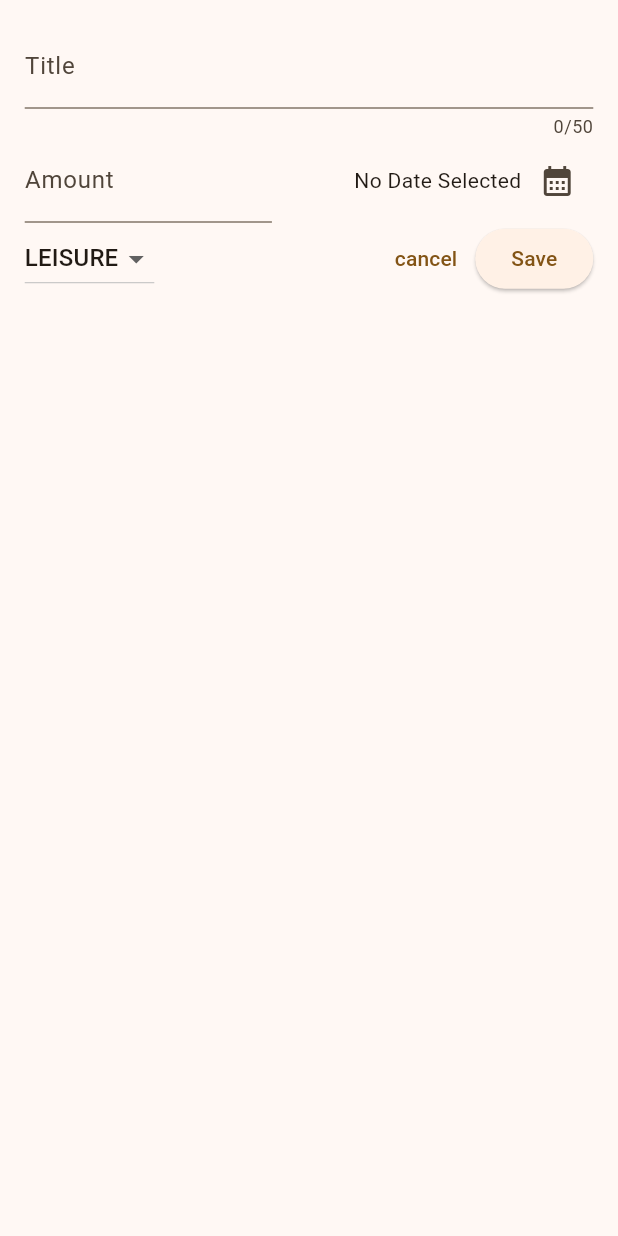
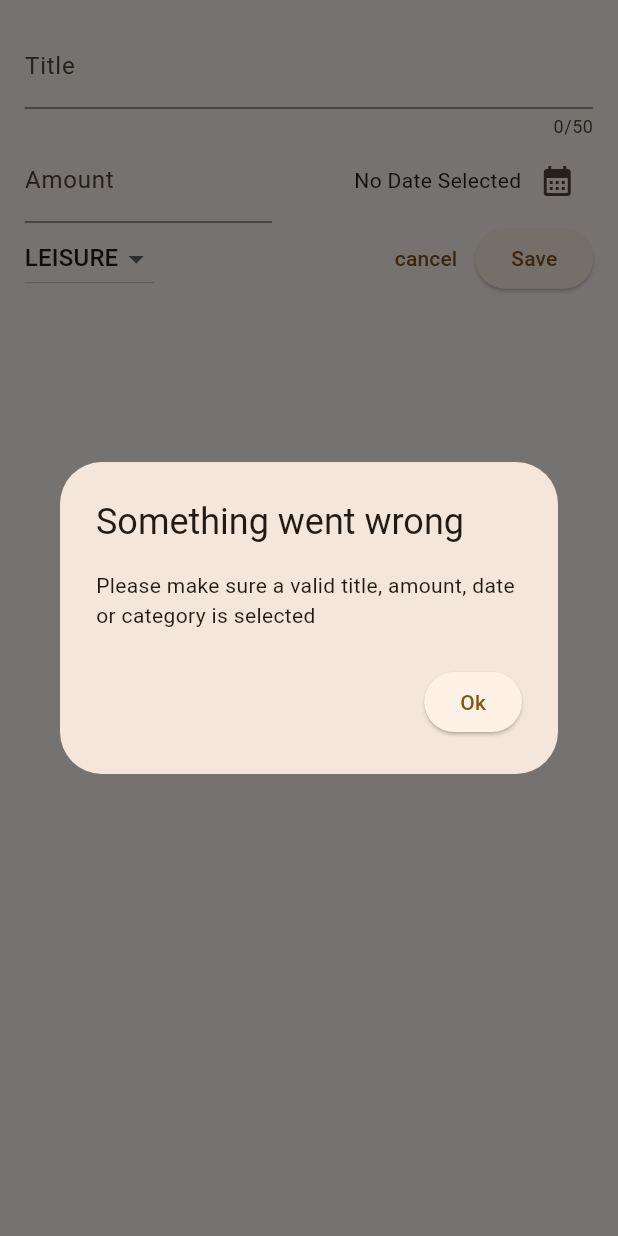
Before and after one commit to FaiziFlutter/expensetracker, a Flutter app: the NewExpense widget shown alone on an empty page, opened directly, after a tap on "Save", on a phone screen of 412 x 824 dp. Run offline on Flutter 3.47's test engine with Material 3 defaults, Android fonts, the phone set to English and light mode, and no system bars.

```diff
--- a/lib/widget/new_expense.dart
+++ b/lib/widget/new_expense.dart
@@ -5,8 +5,9 @@ import 'button.dart';
 import 'textfield.dart';
 
 class NewExpense extends StatefulWidget {
-  const NewExpense({super.key});
-
+  const NewExpense({
+    super.key,
+  });
   @override
   State<NewExpense> createState() => _NewExpenseState();
 }
@@ -17,11 +18,31 @@ class _NewExpenseState extends State<NewExpense> {
   DateTime? selectedDate;
   Category selectedCategory = Category.leisure;
 
-  @override
-  void dispose() {
-    titleController.dispose();
-    amountController.dispose();
-    super.dispose();
+  void _onExpenseSubmitted() {
+    final enteredAmount = double.tryParse(amountController.text);
+    final amountIsInvalid = enteredAmount == null || (enteredAmount <= 0);
+    if (titleController.text.trim().isEmpty ||
+        amountIsInvalid ||
+        selectedDate == null) {
+      showDialog(
+        context: context,
+        builder: (ctx) {
+          return AlertDialog(
+            title: Text('Something went wrong'),
+            content: Text(
+                'Please make sure a valid title, amount, date or category is selected '),
+            actions: [
+              CustomButton(
+                  onPressed: () {
+                    Navigator.pop(context);
+                  },
+                  data: 'Ok'),
+            ],
+          );
+        },
+      );
+      return;
+    }
   }
 
   _showDatePicker() async {
@@ -40,8 +61,15 @@ class _NewExpenseState extends State<NewExpense> {
   }
 
   @override
+  void dispose() {
+    titleController.dispose();
+    amountController.dispose();
+    super.dispose();
+  }
+
+  @override
   Widget build(BuildContext context) {
-    final height = MediaQuery.of(context).size.height;
+    //final height = MediaQuery.of(context).size.height;
     final width = MediaQuery.of(context).size.width;
 
     return Padding(
@@ -95,12 +123,7 @@ class _NewExpenseState extends State<NewExpense> {
                     Navigator.pop(context);
                   },
                   child: Text('cancel')),
-              CustomButton(
-                  onPressed: () {
-                    print(
-                        'Title: $titleController and Amount: $amountController');
-                  },
-                  data: 'Save'),
+              CustomButton(onPressed: _onExpenseSubmitted, data: 'Save'),
             ],
           )
         ],
@@ -108,5 +131,3 @@ class _NewExpenseState extends State<NewExpense> {
     );
   }
 }
-
-_dropDownMenu() {}
```
